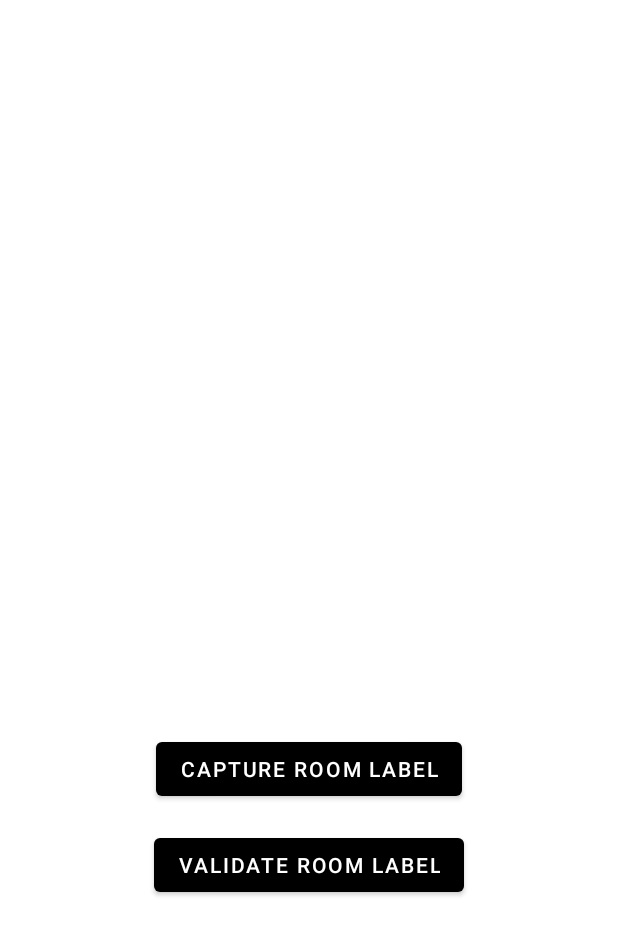
After one commit to riyasatzaman/dataCollector-app-dev, an Android app: the RoomOCRActivity screen opened directly, with no data from a screen before it, on a phone screen of 412 x 824 dp. The commit adds this screen. Shown: the top 935 px of the screen. Run offline under Robolectric (Android 15) with nearby library versions, the phone set to English and light mode, and no system bars; libraries missing offline, so code that uses them is left out: com.google.mlkit.vision.

Commit message:
room verfication ocr

```diff
--- a/app/build.gradle
+++ b/app/build.gradle
@@ -46,5 +46,7 @@ dependencies {
     implementation 'com.google.firebase:firebase-analytics'
     implementation libs.cardview
     implementation 'com.google.code.gson:gson:2.8.8'
+    implementation 'com.google.mlkit:text-recognition:16.0.0'
+
 
 }
--- a/app/src/main/java/com/example/datacollectorx/view/BuildingSelectionActivity.java
+++ b/app/src/main/java/com/example/datacollectorx/view/BuildingSelectionActivity.java
@@ -41,10 +41,10 @@ public class BuildingSelectionActivity extends AppCompatActivity {
         // Initialize building labels
         buildingLabels = new ArrayList<>();
         buildingLabels.add("Athabasca Hall (ATH)");
-        buildingLabels.add("Assiniobia Hall (ASB)");
+        buildingLabels.add("Assiniobia Hall (ASH)");
         buildingLabels.add("Central Academic Building (CAB)");
         buildingLabels.add("South Academic Building (SAB)");
-        buildingLabels.add("Pembina Hall (PEMB)");
+        buildingLabels.add("Pembina Hall (PBH)");
         buildingLabels.add("Computing Science Center (CSC)");
         buildingLabels.add("Student Union Building (SUB)");
         buildingLabels.add("CCIS");
--- /dev/null
+++ b/app/src/main/java/com/example/datacollectorx/view/RoomOCRActivity.java
@@ -0,0 +1,128 @@
+package com.example.datacollectorx.view;
+
+import android.Manifest;
+import android.content.Intent;
+import android.content.pm.PackageManager;
+import android.graphics.Bitmap;
+import android.os.Bundle;
+import android.provider.MediaStore;
+import android.widget.Button;
+import android.widget.ImageView;
+import android.widget.Toast;
+
+import androidx.annotation.NonNull;
+import androidx.annotation.Nullable;
+import androidx.appcompat.app.AppCompatActivity;
+import androidx.core.app.ActivityCompat;
+import androidx.core.content.ContextCompat;
+
+import com.example.datacollectorx.R;
+import com.google.mlkit.vision.common.InputImage;
+import com.google.mlkit.vision.text.Text;
+import com.google.mlkit.vision.text.TextRecognition;
+import com.google.mlkit.vision.text.TextRecognizer;
+import com.google.mlkit.vision.text.latin.TextRecognizerOptions;
+
+public class RoomOCRActivity extends AppCompatActivity {
+
+    private static final int REQUEST_IMAGE_CAPTURE = 1;
+    private static final int REQUEST_CAMERA_PERMISSION = 2;
+    private String roomName;
+    private ImageView imageView;
+    private Bitmap imageBitmap;
+
+    @Override
+    protected void onCreate(Bundle savedInstanceState) {
+        super.onCreate(savedInstanceState);
+        setContentView(R.layout.activity_room_ocr);
+
+        imageView = findViewById(R.id.imageViewRoomLabel);
+        Button captureButton = findViewById(R.id.buttonCapture);
+        Button validateButton = findViewById(R.id.buttonValidate);
+
+        roomName = getIntent().getStringExtra("room");
+
+        // Capture image from camera
+        captureButton.setOnClickListener(v -> {
+            if (ContextCompat.checkSelfPermission(this, Manifest.permission.CAMERA)
+                    != PackageManager.PERMISSION_GRANTED) {
+                // Request camera permission
+                ActivityCompat.requestPermissions(this,
+                        new String[]{Manifest.permission.CAMERA},
+                        REQUEST_CAMERA_PERMISSION);
+            } else {
+                // Permission already granted, start camera
+                dispatchTakePictureIntent();
+            }
+        });
+
+        // Validate OCR result with the room name
+        validateButton.setOnClickListener(v -> {
+            if (imageBitmap != null) {
+                runTextRecognition(imageBitmap);
+            } else {
+                Toast.makeText(RoomOCRActivity.this, "Please take a picture first!", Toast.LENGTH_SHORT).show();
+            }
+        });
+    }
+
+    // Launch camera to capture an image
+    private void dispatchTakePictureIntent() {
+        Intent takePictureIntent = new Intent(MediaStore.ACTION_IMAGE_CAPTURE);
+        if (takePictureIntent.resolveActivity(getPackageManager()) != null) {
+            startActivityForResult(takePictureIntent, REQUEST_IMAGE_CAPTURE);
+        }
+    }
+
+    @Override
+    protected void onActivityResult(int requestCode, int resultCode, @Nullable Intent data) {
+        super.onActivityResult(requestCode, resultCode, data);
+        if (requestCode == REQUEST_IMAGE_CAPTURE && resultCode == RESULT_OK) {
+            Bundle extras = data.getExtras();
+            imageBitmap = (Bitmap) extras.get("data");
+            imageView.setImageBitmap(imageBitmap);  // Display the captured image
+        }
+    }
+
+    // Run OCR on the captured image
+    private void runTextRecognition(Bitmap bitmap) {
+        InputImage image = InputImage.fromBitmap(bitmap, 0);
+        TextRecognizer recognizer = TextRecognition.getClient(TextRecognizerOptions.DEFAULT_OPTIONS);
+
+        recognizer.process(image)
+                .addOnSuccessListener(this::processTextRecognitionResult)
+                .addOnFailureListener(e -> {
+                    Toast.makeText(RoomOCRActivity.this, "Failed to recognize text", Toast.LENGTH_SHORT).show();
+                });
+    }
+
+    // Process the result of text recognition
+    private void processTextRecognitionResult(Text result) {
+        StringBuilder recognizedText = new StringBuilder();
+        for (Text.TextBlock block : result.getTextBlocks()) {
+            recognizedText.append(block.getText()).append("\n");
+        }
+
+        String recognizedString = recognizedText.toString().toLowerCase().trim();
+        if (recognizedString.contains(roomName.toLowerCase().trim())) {
+            Toast.makeText(this, "Room label matches!", Toast.LENGTH_SHORT).show();
+        } else {
+            Toast.makeText(this, "Room label does not match!", Toast.LENGTH_SHORT).show();
+        }
+    }
+
+    // Handle the result of the permission request
+    @Override
+    public void onRequestPermissionsResult(int requestCode, @NonNull String[] permissions, @NonNull int[] grantResults) {
+        super.onRequestPermissionsResult(requestCode, permissions, grantResults);
+        if (requestCode == REQUEST_CAMERA_PERMISSION) {
+            if (grantResults.length > 0 && grantResults[0] == PackageManager.PERMISSION_GRANTED) {
+                // Permission granted, launch the camera
+                dispatchTakePictureIntent();
+            } else {
+                // Permission denied, show a message
+                Toast.makeText(this, "Camera permission is required to take a picture.", Toast.LENGTH_SHORT).show();
+            }
+        }
+    }
+}
--- /dev/null
+++ b/app/src/main/res/layout/activity_room_ocr.xml
@@ -0,0 +1,30 @@
+<LinearLayout xmlns:android="http://schemas.android.com/apk/res/android"
+    android:layout_width="match_parent"
+    android:layout_height="match_parent"
+    android:orientation="vertical"
+    android:padding="16dp"
+    android:gravity="center">
+
+    <ImageView
+        android:id="@+id/imageViewRoomLabel"
+        android:layout_width="250dp"
+        android:layout_height="250dp"
+        android:scaleType="centerCrop"
+        android:layout_gravity="center"/>
+
+    <Button
+        android:id="@+id/buttonCapture"
+        android:layout_width="wrap_content"
+        android:layout_height="wrap_content"
+        android:text="Capture Room Label"
+        android:layout_marginTop="16dp"
+        android:layout_gravity="center"/>
+
+    <Button
+        android:id="@+id/buttonValidate"
+        android:layout_width="wrap_content"
+        android:layout_height="wrap_content"
+        android:text="Validate Room Label"
+        android:layout_marginTop="16dp"
+        android:layout_gravity="center"/>
+</LinearLayout>
```
Also changed, not shown: app/src/main/AndroidManifest.xml (+9 -0 lines), app/src/main/java/com/example/datacollectorx/view/RoomSelectionActivity.java (+5 -2 lines).
